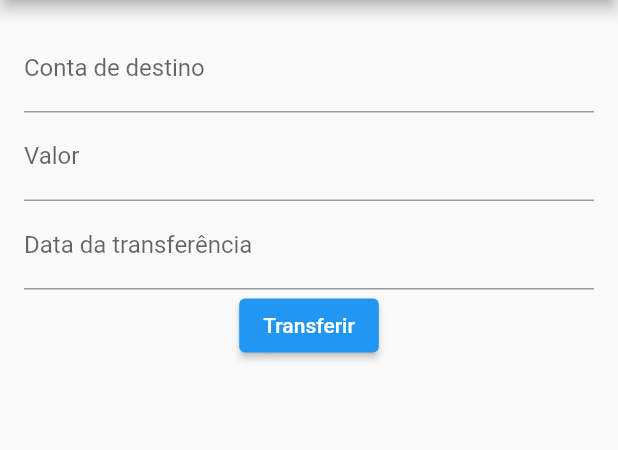
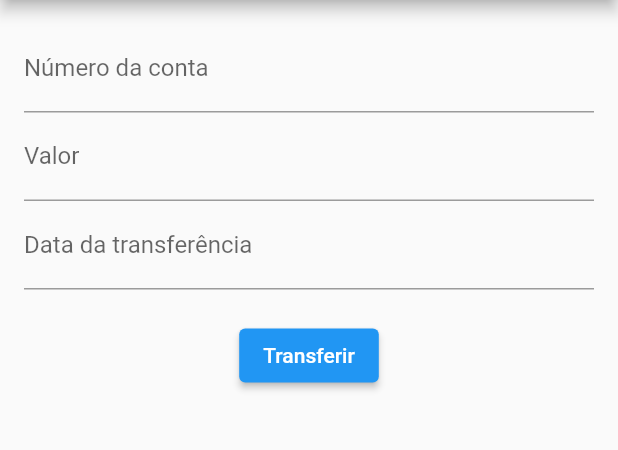
Before and after one commit to MaffezzoIIi/n1-mobile, a Flutter app: the Transfer screen opened directly, after a tap on "Transferir", on a phone screen of 412 x 824 dp, the part 84-534 px from its top. Run offline on Flutter 3.47's test engine with Material 2 defaults, Android fonts, the light colour scheme and no system bars; drawn by our look-alikes of datetime_picker_formfield; our stand-ins replace cloud_firestore, firebase_core; accounts and stored records are empty.

Commit message:
adicao das func de visualizar a add separadas

```diff
--- /dev/null
+++ b/lib/models/transfer_model.dart
@@ -0,0 +1,29 @@
+class TransferModel {
+  String id;
+  final String name;
+  final int value;
+  final DateTime dateTransfer;
+
+  TransferModel({
+    this.id = '',
+    required this.name,
+    required this.value,
+    required this.dateTransfer,
+  });
+
+  Map<String, dynamic> toJson() {
+    return {
+      'id': id,
+      'name': name,
+      'value': value,
+      'dateTransfer': dateTransfer,
+    };
+  }
+
+  static TransferModel fromJson(Map<String, dynamic> json) => TransferModel(
+        id: json['id'],
+        name: json['name'],
+        value: json['value'],
+        dateTransfer: json['dateTransfer'].toDate(),
+      );
+}
--- /dev/null
+++ b/lib/pages/Transfer/create_transfer.dart
@@ -0,0 +1,127 @@
+import 'package:cloud_firestore/cloud_firestore.dart';
+import 'package:flutter/material.dart';
+import 'package:n1mobile/models/transfer_model.dart';
+import 'package:datetime_picker_formfield/datetime_picker_formfield.dart';
+import 'package:intl/intl.dart';
+
+class CreateTransfer extends StatefulWidget {
+  const CreateTransfer({Key? key}) : super(key: key);
+
+  @override
+  CreateTransferState createState() => CreateTransferState();
+}
+
+class CreateTransferState extends State<CreateTransfer> {
+  final _formKey = GlobalKey<FormState>();
+  final _contaDestinoController = TextEditingController();
+  final _valorTransferController = TextEditingController();
+  final _dataController = TextEditingController();
+
+  @override
+  Widget build(BuildContext context) {
+    return Scaffold(
+      appBar: AppBar(
+        title: const Center(
+          child: Text('Transferência  '),
+        ),
+        leading: IconButton(
+          onPressed: () {},
+          icon: const Icon(Icons.menu),
+        ),
+        actions: [
+          IconButton(
+            onPressed: () {},
+            icon: const Icon(Icons.settings),
+          ),
+        ],
+      ),
+      body: SingleChildScrollView(
+        child: Container(
+          padding: const EdgeInsets.all(16),
+          child: Form(
+            key: _formKey,
+            child: Column(
+              children: [
+                TextFormField(
+                  controller: _contaDestinoController,
+                  decoration: const InputDecoration(
+                    labelText: 'Número da conta',
+                  ),
+                  keyboardType: TextInputType.number,
+                  validator: (value) {
+                    if (value == null || value.isEmpty) {
+                      return 'Número da conta obrigatório';
+                    }
+                    return null;
+                  },
+                ),
+                TextFormField(
+                  controller: _valorTransferController,
+                  decoration: const InputDecoration(
+                    labelText: 'Valor',
+                  ),
+                  keyboardType: TextInputType.number,
+                  validator: (value) {
+                    if (value == null || value.isEmpty) {
+                      return 'Valor obrigatório';
+                    }
+                    return null;
+                  },
+                ),
+                DateTimeField(
+                  controller: _dataController,
+                  decoration: const InputDecoration(
+                    labelText: 'Data da transferência',
+                    hintText: 'dd/mm/aaaa',
+                  ),
+                  onShowPicker: (context, currentValue) async {
+                    final date = await showDatePicker(
+                      context: context,
+                      firstDate: DateTime(1900),
+                      lastDate: DateTime(2100),
+                      initialDate: currentValue ?? DateTime.now(),
+                    );
+                    return date;
+                  },
+                  format: DateFormat('yyyy-MM-dd'),
+                ),
+                const SizedBox(height: 20),
+                ElevatedButton(
+                  onPressed: () {
+                    if (_formKey.currentState!.validate()) {
+                      final transferModel = TransferModel(
+                        name: _contaDestinoController.text,
+                        value: int.parse(_valorTransferController.text),
+                        dateTransfer: DateTime.parse(_dataController.text),
+                      );
+
+                      createUser(transferModel);
+
+                      ScaffoldMessenger.of(context).showSnackBar(
+                        const SnackBar(
+                            content: Text('Transferência realizada')),
+                      );
+
+                      Navigator.of(context).pop();
+                    }
+                  },
+                  child: const Text('Transferir'),
+                ),
+              ],
+            ),
+          ),
+        ),
+      ),
+    );
+  }
+
+  Future createUser(TransferModel transferModel) async {
+    final docTransfer =
+        FirebaseFirestore.instance.collection('transfers').doc();
+    transferModel.id = docTransfer.id;
+
+    final json = transferModel.toJson();
+
+    await docTransfer.set(json);
+  }
+}
--- a/lib/pages/list_transfers.dart
+++ b/lib/pages/Transfer/list_transfers.dart
@@ -1,6 +1,7 @@
 import 'package:cloud_firestore/cloud_firestore.dart';
 import 'package:flutter/material.dart';
-import 'package:n1mobile/pages/transfer.dart';
+import 'package:n1mobile/models/transfer_model.dart';
+import 'package:n1mobile/pages/Transfer/create_transfer.dart';
 
 class ListTransfers extends StatefulWidget {
   const ListTransfers({super.key});
@@ -46,7 +47,13 @@ class ListTransfersState extends State<ListTransfers> {
             }
           }),
       floatingActionButton: FloatingActionButton(
-        onPressed: () {},
+        onPressed: () {
+          Navigator.of(context).push(
+            MaterialPageRoute(
+              builder: (context) => const CreateTransfer(),
+            ),
+          );
+        },
         child: const Icon(Icons.add),
       ),
     );
--- a/lib/pages/main_page.dart
+++ b/lib/pages/main_page.dart
@@ -1,5 +1,5 @@
 import 'package:flutter/material.dart';
-import 'package:n1mobile/pages/list_transfers.dart';
+import 'package:n1mobile/pages/Transfer/list_transfers.dart';
 import 'package:n1mobile/pages/transfer.dart';
 
 class MainPage extends StatelessWidget {
--- a/lib/pages/transfer.dart
+++ b/lib/pages/transfer.dart
@@ -1,7 +1,6 @@
-import 'package:cloud_firestore/cloud_firestore.dart';
-import 'package:datetime_picker_formfield/datetime_picker_formfield.dart';
 import 'package:flutter/material.dart';
-import 'package:intl/intl.dart';
+import 'package:n1mobile/pages/Transfer/create_transfer.dart';
+import 'package:n1mobile/pages/Transfer/list_transfers.dart';
 
 class Transfer extends StatelessWidget {
   Transfer({Key? key}) : super(key: key);
@@ -29,60 +28,88 @@ class Transfer extends StatelessWidget {
           ],
         ),
         body: Container(
-          padding: EdgeInsets.all(16),
+          padding: const EdgeInsets.all(16),
           child: Column(
             children: [
-              TextField(
-                controller: contaDestino,
-                decoration: const InputDecoration(
-                  labelText: 'Conta de destino',
-                  hintText: 'Número da conta',
+              GestureDetector(
+                onTap: () {
+                  Navigator.of(context).push(
+                    MaterialPageRoute(
+                      builder: (context) => const CreateTransfer(),
+                    ),
+                  );
+                },
+                child: Container(
+                  padding: const EdgeInsets.all(8),
+                  decoration: BoxDecoration(
+                      border: Border.all(
+                        color: Colors.blue,
+                        width: 1,
+                      ),
+                      borderRadius: BorderRadius.circular(10),
+                      color: Colors.blue),
+                  child: const Row(
+                    mainAxisAlignment: MainAxisAlignment.center,
+                    children: [
+                      Text('Transferir',
+                          style: TextStyle(fontSize: 16, color: Colors.white)),
+                    ],
+                  ),
                 ),
               ),
-              TextField(
-                controller: valorTransfer,
-                decoration: const InputDecoration(
-                  labelText: 'Valor',
-                  hintText: '0.00',
+              const SizedBox(height: 20),
+              GestureDetector(
+                onTap: () {
+                  Navigator.of(context).push(
+                    MaterialPageRoute(
+                      builder: (context) => const ListTransfers(),
+                    ),
+                  );
+                },
+                child: Container(
+                  padding: const EdgeInsets.all(8),
+                  decoration: BoxDecoration(
+                      border: Border.all(
+                        color: Colors.blue,
+                        width: 1,
+                      ),
+                      borderRadius: BorderRadius.circular(10),
+                      color: Colors.blue),
+                  child: const Row(
+                    mainAxisAlignment: MainAxisAlignment.center,
+                    children: [
+                      Text('Ver Transferências',
+                          style: TextStyle(fontSize: 16, color: Colors.white)),
+                    ],
+                  ),
                 ),
-                keyboardType: TextInputType.number,
               ),
-              // create a date picker widget
-              DateTimeField(
-                controller: dataController,
-                decoration: const InputDecoration(
-                  labelText: 'Data da transferência',
-                  hintText: 'dd/mm/aaaa',
+              const SizedBox(height: 20),
+              GestureDetector(
+                onTap: () {
+                  Navigator.of(context).push(
+                    MaterialPageRoute(
+                      builder: (context) => const ListTransfers(),
+                    ),
+                  );
+                },
+                child: Container(
+                  padding: const EdgeInsets.all(8),
+                  decoration: BoxDecoration(
+                      border: Border.all(
+                        color: Colors.blue,
+                        width: 1,
+                      ),
+                      borderRadius: BorderRadius.circular(10),
+                      color: Colors.blue),
+                  child: const Row(
+                    mainAxisAlignment: MainAxisAlignment.center,
+                    children: [
+                      Text('Alterar data de trasnferência',
+                          style: TextStyle(fontSize: 16, color: Colors.white)),
+                    ],
+                  ),
                 ),
-                onShowPicker: (context, currentValue) async {
-                  final date = await showDatePicker(
-                    context: context,
-                    firstDate: DateTime(1900),
-                    lastDate: DateTime(2100),
-                    initialDate: currentValue ?? DateTime.now(),
-                  );
-                  return date;
-                },
-                format: DateFormat('yyyy-MM-dd'),
-              ),
-
-              ElevatedButton(
-                onPressed: () {
-                  final name = contaDestino.text;
-                  final value = int.tryParse(valorTransfer.text) ?? 0;
-                  final dateTransfer = dataController.text;
-
-                  final TransferModel transferModel = TransferModel(
-                    name: name,
-                    value: value,
-                    dateTransfer: DateTime.parse(dateTransfer),
-                  );
-
-                  createUser(transferModel);
-
-                  Navigator.of(context).pop();
-                },
-                child: const Text('Transferir'),
               ),
             ],
           ),
@@ -90,44 +117,4 @@ class Transfer extends StatelessWidget {
   }
 
   void setState(Null Function() param0) {}
-
-  Future createUser(TransferModel transferModel) async {
-    final docTransfer =
-        FirebaseFirestore.instance.collection('transfers').doc();
-    transferModel.id = docTransfer.id;
-
-    final json = transferModel.toJson();
-
-    await docTransfer.set(json);
-  }
 }
-
-class TransferModel {
-  String id;
-  final String name;
-  final int value;
-  final DateTime dateTransfer;
-
-  TransferModel({
-    this.id = '',
-    required this.name,
-    required this.value,
-    required this.dateTransfer,
-  });
-
-  Map<String, dynamic> toJson() {
-    return {
-      'id': id,
-      'name': name,
-      'value': value,
-      'dateTransfer': dateTransfer,
-    };
-  }
-
-  static TransferModel fromJson(Map<String, dynamic> json) => TransferModel(
-        id: json['id'],
-        name: json['name'],
-        value: json['value'],
-        dateTransfer: json['dateTransfer'].toDate(),
-      );
-}
```
